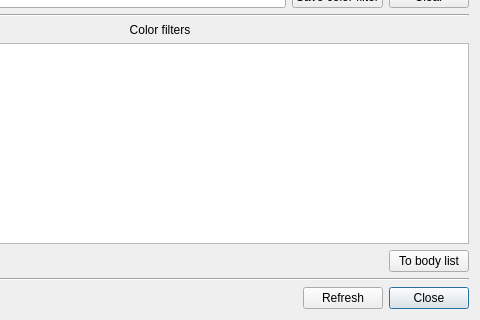
Above: neurolabi/gui/dialogs/flyembodyinfodialog.ui from janelia-flyem/NeuTu before the change; both pictures show x 160 to 640 and y 480 to 800 of the 640 by 800 pixel window. Below: the same form after it.
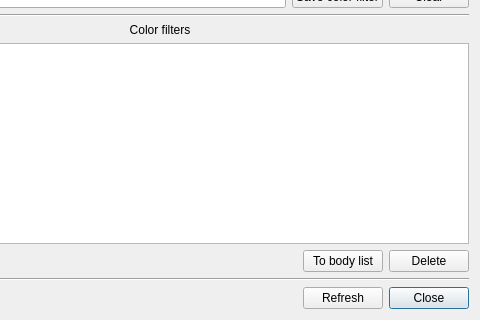
That is the form after the change.

Commit message: added delete button for color filters

What changed in the file:
```diff
--- a/neurolabi/gui/dialogs/flyembodyinfodialog.ui
+++ b/neurolabi/gui/dialogs/flyembodyinfodialog.ui
@@ -188,6 +188,13 @@
        </property>
       </widget>
      </item>
+     <item>
+      <widget class="QPushButton" name="deleteButton">
+       <property name="text">
+        <string>Delete</string>
+       </property>
+      </widget>
+     </item>
     </layout>
    </item>
    <item>
```
The commit also changes 2 other files.
